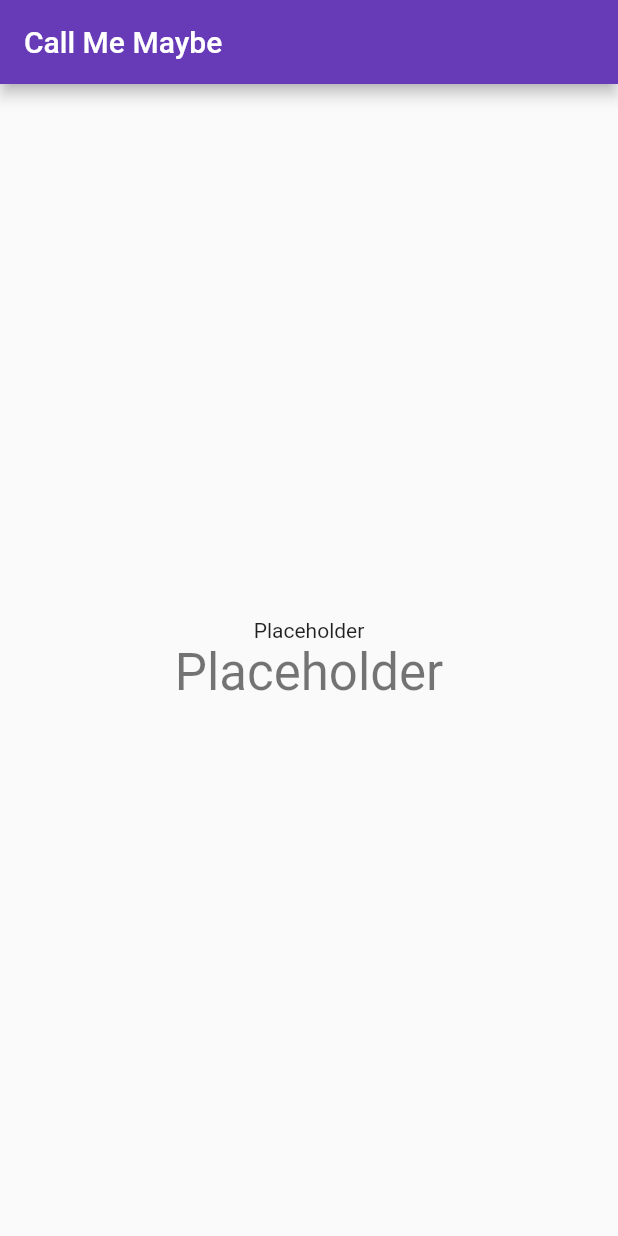
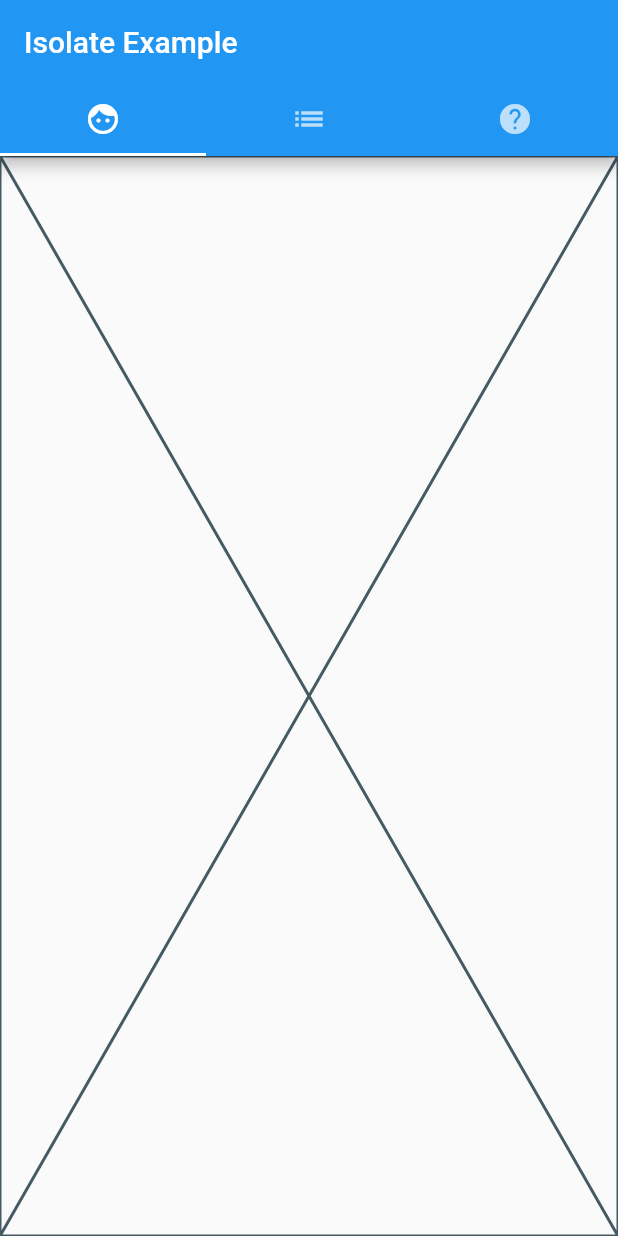
Before and after one commit to AndreEPaul/call_me_maybe, a Flutter app: the screen it shows after launch, on a phone screen of 412 x 824 dp. Run offline on Flutter 3.47's test engine with Material 2 defaults, Android fonts, the phone set to English and light mode, and no system bars.

Commit message:
tabs bootstrapped from flutter docs (untested cuz emulator sux) also some boilerplate for each tab view

```diff
--- /dev/null
+++ b/lib/business_card.dart
@@ -0,0 +1,8 @@
+import 'package:flutter/material.dart';
+
+class BusinessCard extends StatelessWidget {
+  @override
+  Widget build(context) {
+    return Placeholder();
+  }
+}
--- a/lib/main.dart
+++ b/lib/main.dart
@@ -1,54 +1,54 @@
 import 'package:flutter/material.dart';
 
+import 'business_card.dart';
+import 'predictor.dart';
+import 'resume.dart';
+
 void main() {
-  runApp(MyApp());
+  runApp(
+    MaterialApp(
+      home: HomePage(),
+    ),
+  );
 }
 
-class MyApp extends StatelessWidget {
-  // This widget is the root of your application.
+/*
+  This DefaultTabController implementation for
+  the three tabs is found in the flutter official
+  documentation/repo here
+  https://github.com/flutter/samples/blob/master/isolate_example/lib/main.dart
+*/
+
+class HomePage extends StatelessWidget {
   @override
   Widget build(BuildContext context) {
     return MaterialApp(
-      title: 'Call Me Maybe',
-      theme: ThemeData(
-        primaryColor: Colors.deepPurple,
-        accentColor: Colors.grey,
-        visualDensity: VisualDensity.adaptivePlatformDensity,
-      ),
-      home: MyHomePage(title: 'Call Me Maybe'),
-    );
-  }
-}
-
-class MyHomePage extends StatefulWidget {
-  MyHomePage({Key key, this.title}) : super(key: key);
-
-  final String title;
-
-  @override
-  _MyHomePageState createState() => _MyHomePageState();
-}
-
-class _MyHomePageState extends State<MyHomePage> {
-
-  @override
-  Widget build(BuildContext context) {
-    return Scaffold(
-      appBar: AppBar(
-        title: Text(widget.title),
-      ),
-      body: Center(
-        child: Column(
-          mainAxisAlignment: MainAxisAlignment.center,
-          children: <Widget>[
-            Text(
-              'Placeholder',
+      home: DefaultTabController(
+        length: 3,
+        child: Scaffold(
+          appBar: AppBar(
+            bottom: TabBar(
+              tabs: [
+                Tab(
+                  icon: Icon(Icons.face),
+                ),
+                Tab(
+                  icon: Icon(Icons.list),
+                ),
+                Tab(
+                  icon: Icon(Icons.help),
+                ),
+              ],
             ),
-            Text(
-              'Placeholder',
-              style: Theme.of(context).textTheme.headline4,
-            ),
-          ],
+            title: Text('Isolate Example'),
+          ),
+          body: TabBarView(
+            children: [
+              BusinessCard(),
+              Resume(),
+              Predictor(),
+            ],
+          ),
         ),
       ),
     );
--- /dev/null
+++ b/lib/predictor.dart
@@ -0,0 +1,8 @@
+import 'package:flutter/material.dart';
+
+class Predictor extends StatelessWidget {
+  @override
+  Widget build(context) {
+    return Placeholder();
+  }
+}
--- /dev/null
+++ b/lib/resume.dart
@@ -0,0 +1,8 @@
+import 'package:flutter/material.dart';
+
+class Resume extends StatelessWidget {
+  @override
+  Widget build(context) {
+    return Placeholder();
+  }
+}
```
Also changed, not shown: 1 other file.
